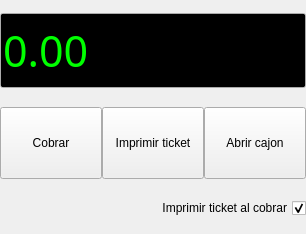
Old version of the form bulmages/bulmatpv/plugins/pluginbt_totalivaincluido/totalbase.ui in the repository eboladev/Bulmages-1.
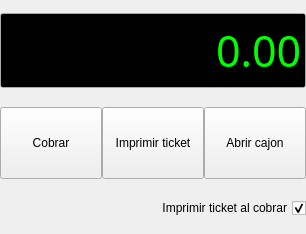
New version of the form. Icons and pictures are not drawn.

Patch:
```diff
--- a/bulmages/bulmatpv/plugins/pluginbt_totalivaincluido/totalbase.ui
+++ b/bulmages/bulmatpv/plugins/pluginbt_totalivaincluido/totalbase.ui
@@ -116,6 +116,9 @@
      <property name="text">
       <string>0.00</string>
      </property>
+     <property name="alignment">
+      <set>Qt::AlignRight|Qt::AlignTrailing|Qt::AlignVCenter</set>
+     </property>
     </widget>
    </item>
    <item>
```
